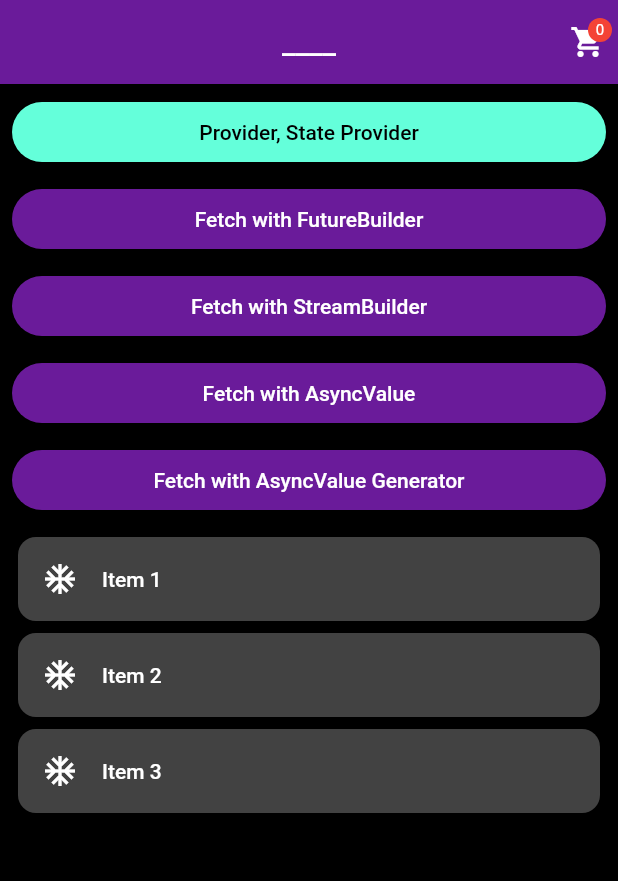
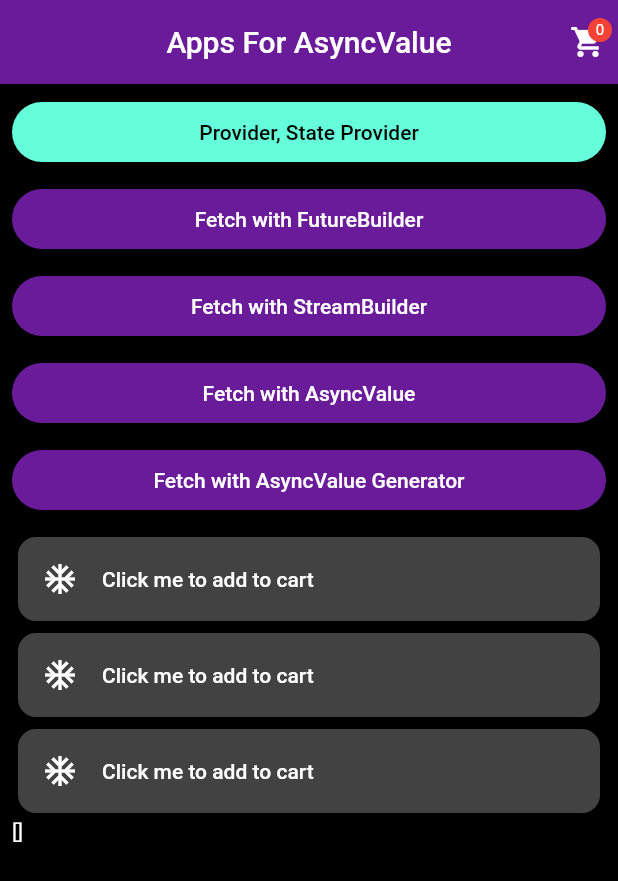
Before and after one commit to saylhendra/ric, a Flutter app: the screen it shows after launch, on a phone screen of 412 x 824 dp. Shown: the top 881 px of the screen. Run offline on Flutter 3.47's test engine with Material 2 defaults, Android fonts, the phone set to English and light mode, and no system bars; our stand-ins replace dio, freezed_annotation, hooks_riverpod, logger, riverpod_annotation; generated files the repository leaves out were written again.

Commit message:
adding list of cart

```diff
--- a/lib/providers.dart
+++ b/lib/providers.dart
@@ -5,7 +5,7 @@ part 'providers.g.dart';
 @riverpod
 class MyCityController extends _$MyCityController {
   @override
-  String build() => '____';
+  String build() => 'Apps For AsyncValue';
 
   void changeMyCityName(String newCityName) {
     state = newCityName;
--- a/lib/src/cart.dart
+++ b/lib/src/cart.dart
@@ -1,25 +1,27 @@
 import 'package:flutter/material.dart';
 import 'package:hooks_riverpod/hooks_riverpod.dart';
 import 'package:logger/logger.dart';
+import 'package:ric_apps/src/provider_generator.dart';
 
 final countCartProvider = StateProvider((ref) => 0);
 
-class Cart extends StatelessWidget {
+class Cart extends ConsumerWidget {
   // Logger().w('🚢 [Received state]');
-  final int counter;
+  // final int counter;
   const Cart({
     super.key,
-    required this.counter,
+    // required this.counter,
   });
 
   @override
-  Widget build(BuildContext context) {
+  Widget build(BuildContext context, WidgetRef ref) {
+    final listCounterState = ref.watch(listCartProvider);
     Logger().wtf('🟢 [Cart] build] Display State');
 
     return Stack(
       children: [
         Badge(
-          label: Text(counter.toString()),
+          label: Text(listCounterState.length.toString()),
           textColor: Colors.white,
           backgroundColor: Colors.red,
           child: const Icon(Icons.shopping_cart),
--- a/lib/src/cart_container.dart
+++ b/lib/src/cart_container.dart
@@ -14,6 +14,7 @@ class CartCountainer extends StatelessWidget {
   @override
   Widget build(BuildContext context) {
     Logger().w('🚢 [CartCountainer] build - Sending State]');
-    return Cart(counter: counter);
+    // return Cart(counter: counter);
+    return const Cart();
   }
 }
--- a/lib/src/home_screen.dart
+++ b/lib/src/home_screen.dart
@@ -6,6 +6,7 @@ import 'package:ric_apps/src/fetch_with_asyncvalue.dart';
 import 'package:ric_apps/src/fetch_with_asyncvalue_generator.dart';
 import 'package:ric_apps/src/fetch_with_feature_builder.dart';
 import 'package:ric_apps/src/notification_screen.dart';
+import 'package:ric_apps/src/provider_generator.dart';
 import 'package:ric_apps/src/provider_non_asyncvalue.dart';
 
 import 'cart_container.dart';
@@ -32,7 +33,7 @@ class _HomeScreenState extends ConsumerState<HomeScreen> {
       child: Scaffold(
         appBar: AppBar(
           title: InkWell(
-              onTap: () => ref.read(myCityControllerProvider.notifier).changeMyCityName('Cijantung III Jakarta Timur'),
+              onTap: () => ref.read(myCityControllerProvider.notifier).changeMyCityName('You Clicked Me'),
               child: Text(myCityState)),
           actions: [
             Padding(
@@ -81,23 +82,24 @@ class _HomeScreenState extends ConsumerState<HomeScreen> {
                 child: ListTile(
                   onTap: () => addToCart(),
                   leading: const Icon(Icons.ac_unit),
-                  title: const Text('Item 1'),
+                  title: const Text('Click me to add to cart'),
                 ),
               ),
               Card(
                 child: ListTile(
                   onTap: () => addToCart(),
                   leading: const Icon(Icons.ac_unit),
-                  title: const Text('Item 2'),
+                  title: const Text('Click me to add to cart'),
                 ),
               ),
               Card(
                 child: ListTile(
                   onTap: () => addToCart(),
                   leading: const Icon(Icons.ac_unit),
-                  title: const Text('Item 3'),
+                  title: const Text('Click me to add to cart'),
                 ),
               ),
+              Text(ref.watch(listCartProvider).toString())
             ],
           ),
         ),
@@ -107,8 +109,6 @@ class _HomeScreenState extends ConsumerState<HomeScreen> {
 
   addToCart() {
     Logger().w('🚢 [Sending state]');
-    setState(() {
-      counterCart++;
-    });
+    ref.read(listCartProvider.notifier).doAddToCart();
   }
 }
```
Also changed, not shown: lib/src/product_screen.dart (+4 -4 lines), lib/src/provider_generator.dart (+12 -0 lines), lib/providers.g.dart, lib/src/provider_generator.g.dart.
